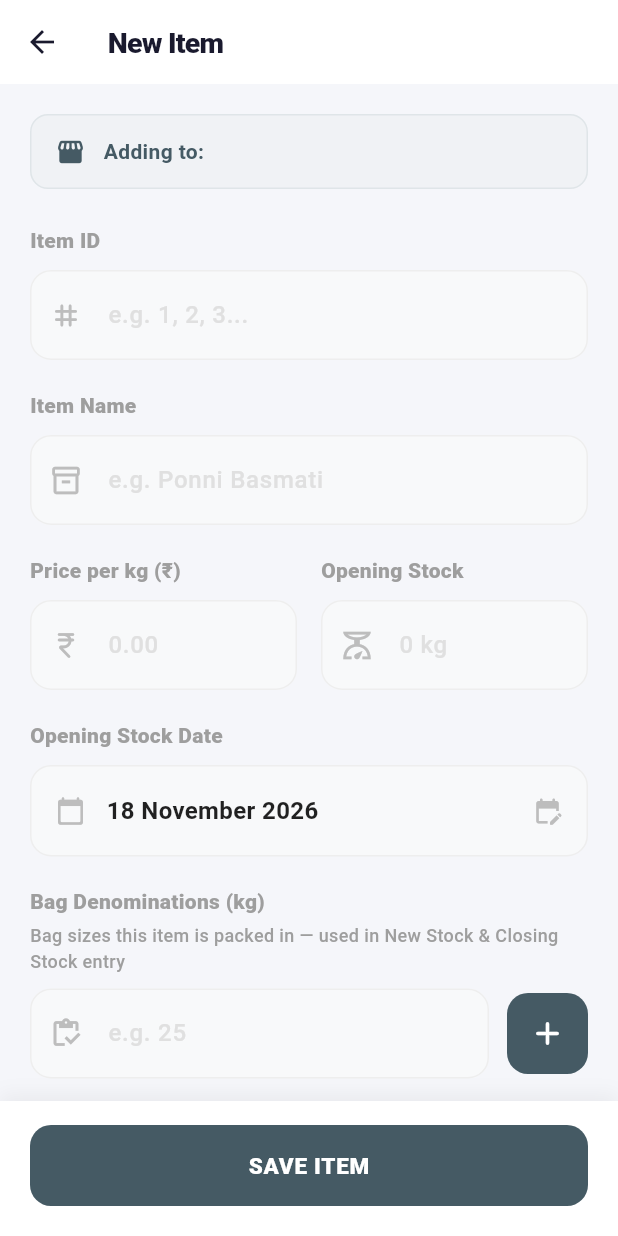
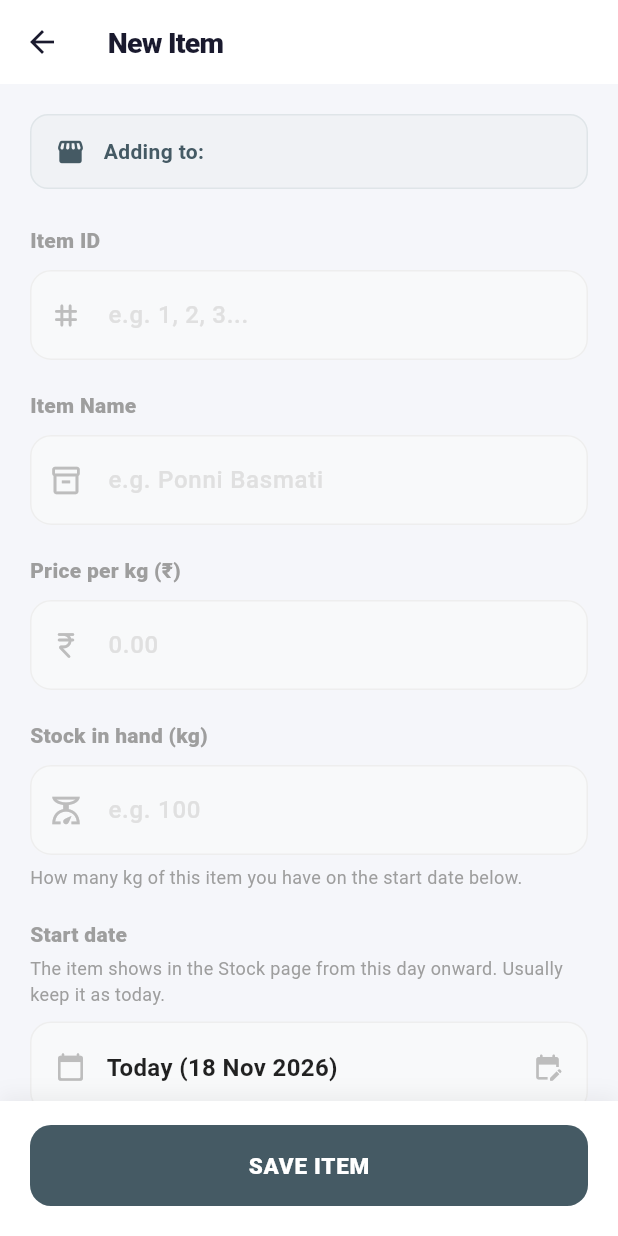
Before and after one commit to Gokul431/Ledger-3.0, a Flutter app: the AddEditItemPage screen opened directly with empty values, on a phone screen of 412 x 824 dp. Run offline on Flutter 3.47's test engine with Material 3 defaults, Android fonts, the phone set to English and light mode, and no system bars; our stand-ins replace cloud_firestore, cloud_functions, device_info_plus, firebase_auth, firebase_core, firebase_storage and 8 more; missing offline and left inert: excel; accounts and stored records are empty.

Commit message:
feat: clearer item form, lock start stock and date when editing
- New item: 'Stock in hand (kg)' and 'Start date' (defaults to today)
  with short hints
- Edit item: start stock/date shown read-only; 'Fix a mistake' unlocks
  them after a warning
- Manage Items list: 'Started with ... on ...' wording

```diff
--- a/ledger/lib/AddEditItemPage.dart
+++ b/ledger/lib/AddEditItemPage.dart
@@ -31,6 +31,42 @@ class _AddEditItemPageState extends State<AddEditItemPage> {
   List<int> _bagSizes = [];
 
   bool get isEdit => widget.existingDoc != null;
+
+  /// Start stock / start date are editable for a new item, and for an
+  /// existing item only after "Fix a mistake" is confirmed.
+  bool _unlockedStartFields = false;
+  bool get _startFieldsEditable => !isEdit || _unlockedStartFields;
+
+  bool _isToday(DateTime d) {
+    final n = DateTime.now();
+    return d.year == n.year && d.month == n.month && d.day == n.day;
+  }
+
+  Future<void> _unlockStartFields() async {
+    final ok = await showDialog<bool>(
+      context: context,
+      builder: (ctx) => AlertDialog(
+        title: const Text('Fix start stock or date?'),
+        content: const Text(
+          'Only do this if the stock in hand or start date was entered wrongly '
+          'when this item was created.\n\n'
+          "Changing it will recalculate this item's stock from that date, "
+          'including days that are already closed.',
+        ),
+        actions: [
+          TextButton(
+            onPressed: () => Navigator.pop(ctx, false),
+            child: const Text('Cancel'),
+          ),
+          TextButton(
+            onPressed: () => Navigator.pop(ctx, true),
+            child: const Text('Continue'),
+          ),
+        ],
+      ),
+    );
+    if (ok == true && mounted) setState(() => _unlockedStartFields = true);
+  }
 
   @override
   void initState() {
@@ -516,32 +552,38 @@ class _AddEditItemPageState extends State<AddEditItemPage> {
                     ),
                     const SizedBox(height: 20),
 
-                    Row(
-                      children: [
-                        Expanded(
-                          child: _buildTextField(
+                    _buildTextField(
                       controller: _priceController,
                       label: 'Price per kg (₹)',
                       hint: '0.00',
                       icon: Icons.currency_rupee_rounded,
                       isNumber: true,
                     ),
-                        ),
-                        const SizedBox(width: 16),
-                        Expanded(
-                          child: _buildTextField(
+                    const SizedBox(height: 20),
+
+                    if (_startFieldsEditable) ...[
+                      // New item (or an admin fixing a mistake): plain
+                      // wording so it is clear what to enter.
+                      _buildTextField(
                         controller: _stockController,
-                            label: 'Opening Stock',
-                            hint: '0 kg',
+                        label: 'Stock in hand (kg)',
+                        hint: 'e.g. 100',
                         icon: Icons.scale_outlined,
                         isNumber: true,
                       ),
-                        ),
-                      ],
+                      const SizedBox(height: 6),
+                      Text(
+                        'How many kg of this item you have on the start date below.',
+                        style: TextStyle(fontSize: 12, color: Colors.grey[500]),
                       ),
                       const SizedBox(height: 20),
 
-                    _buildSectionLabel('Opening Stock Date'),
+                      _buildSectionLabel('Start date'),
+                      const SizedBox(height: 4),
+                      Text(
+                        'The item shows in the Stock page from this day onward. Usually keep it as today.',
+                        style: TextStyle(fontSize: 12, color: Colors.grey[500]),
+                      ),
                       const SizedBox(height: 10),
                       InkWell(
                         onTap: _pickDate,
@@ -559,7 +601,9 @@ class _AddEditItemPageState extends State<AddEditItemPage> {
                               const SizedBox(width: 14),
                               Expanded(
                                 child: Text(
-                                DateFormat('dd MMMM yyyy').format(_selectedDate),
+                                  _isToday(_selectedDate)
+                                      ? 'Today (${DateFormat('dd MMM yyyy').format(_selectedDate)})'
+                                      : DateFormat('dd MMMM yyyy').format(_selectedDate),
                                   style: const TextStyle(
                                       fontSize: 16, fontWeight: FontWeight.w700, color: Colors.black87),
                                 ),
@@ -569,6 +613,50 @@ class _AddEditItemPageState extends State<AddEditItemPage> {
                           ),
                         ),
                       ),
+                    ] else ...[
+                      // Existing item: start stock/date are history, not
+                      // something to change day to day, so show read-only.
+                      Container(
+                        width: double.infinity,
+                        padding: const EdgeInsets.all(16),
+                        decoration: BoxDecoration(
+                          color: const Color(0xFFF8F9FA),
+                          borderRadius: BorderRadius.circular(14),
+                          border: Border.all(color: Colors.grey.shade200),
+                        ),
+                        child: Column(
+                          crossAxisAlignment: CrossAxisAlignment.start,
+                          children: [
+                            Row(
+                              children: [
+                                Icon(Icons.lock_outline_rounded, size: 18, color: Colors.grey.shade500),
+                                const SizedBox(width: 10),
+                                Expanded(
+                                  child: Text(
+                                    'Started on ${DateFormat('dd MMM yyyy').format(_selectedDate)} '
+                                    'with ${_stockController.text} kg',
+                                    style: const TextStyle(
+                                        fontSize: 15, fontWeight: FontWeight.w700, color: Colors.black87),
+                                  ),
+                                ),
+                              ],
+                            ),
+                            const SizedBox(height: 6),
+                            Text(
+                              'Daily stock is managed in the Stock page. No need to change this.',
+                              style: TextStyle(fontSize: 12, color: Colors.grey[500]),
+                            ),
+                            Align(
+                              alignment: Alignment.centerRight,
+                              child: TextButton(
+                                onPressed: _unlockStartFields,
+                                child: const Text('Fix a mistake'),
+                              ),
+                            ),
+                          ],
+                        ),
+                      ),
+                    ],
                     const SizedBox(height: 20),
 
                     _buildSectionLabel('Bag Denominations (kg)'),
--- a/ledger/lib/ItemsPage.dart
+++ b/ledger/lib/ItemsPage.dart
@@ -365,7 +365,7 @@ class _ItemsPageState extends State<ItemsPage> {
                       Row(
                         children: [
                           Text(
-                            'Opening  ',
+                            'Started with  ',
                             style: TextStyle(
                                 fontSize: 11,
                                 color: Colors.grey[400],
@@ -383,7 +383,7 @@ class _ItemsPageState extends State<ItemsPage> {
                                 style: TextStyle(
                                     color: Colors.grey[300], fontSize: 13)),
                             Text(
-                              'Added  ',
+                              'on  ',
                               style: TextStyle(
                                   fontSize: 11,
                                   color: Colors.grey[400],
```
Lines whose indentation alone changed are shown as unchanged.
